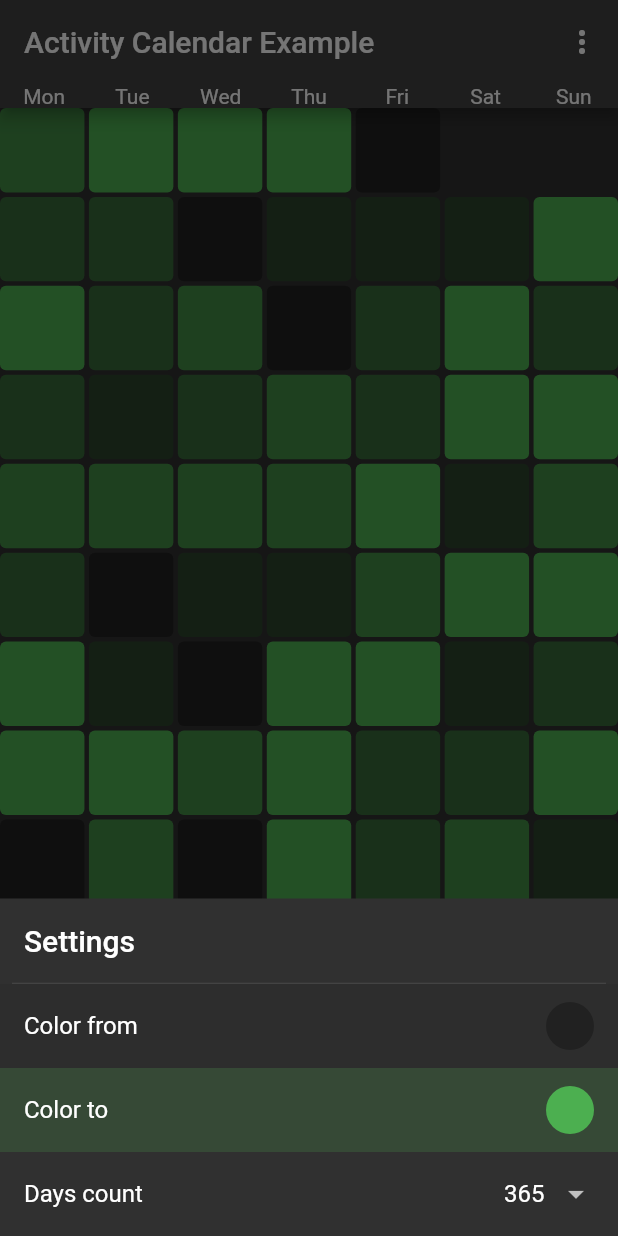
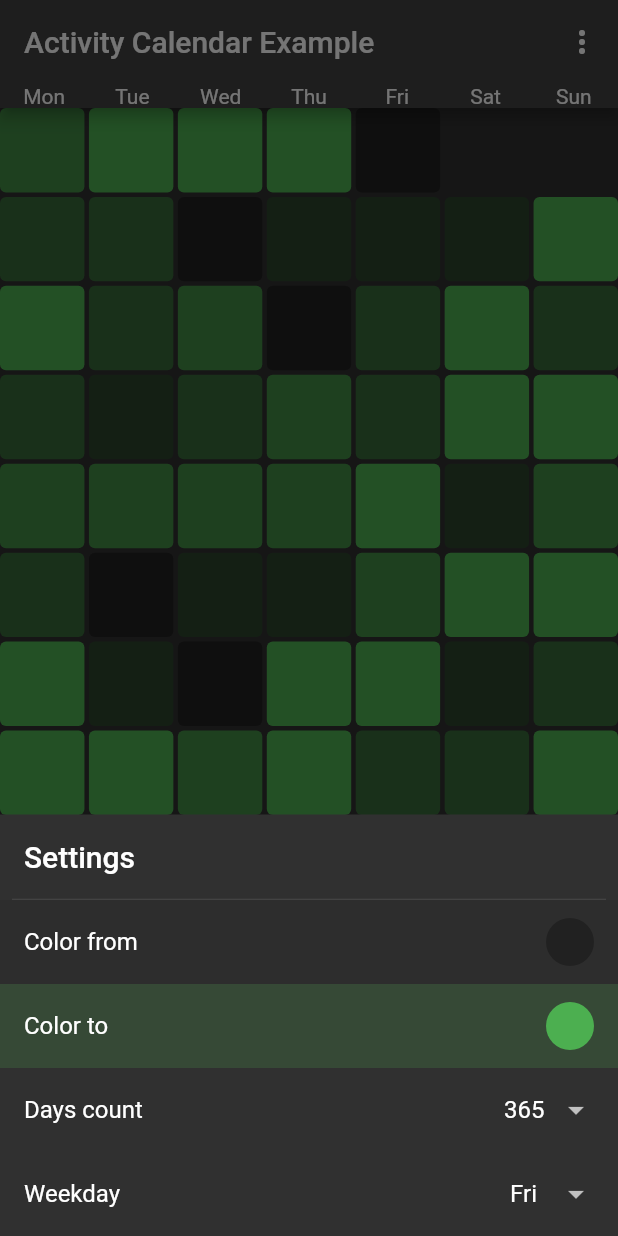
Before and after one commit to Vorkytaka/activity_calendar, a Flutter app: the screen it shows after launch, after a tap on the "more vert" icon, on a phone screen of 412 x 824 dp. Run offline on Flutter 3.47's test engine with Material 2 defaults, Android fonts, the phone set to English and light mode, and no system bars.

Commit message:
• Select weekday

```diff
--- a/example/lib/main.dart
+++ b/example/lib/main.dart
@@ -104,6 +104,28 @@ class ExampleApp extends StatelessWidget {
                             ),
                           ),
                         ),
+                        ListTile(
+                          title: const Text('Weekday'),
+                          trailing: DropdownButtonHideUnderline(
+                            child: DropdownButton<int>(
+                              value: _sharedWeekday(context),
+                              items: [
+                                for (int i = 0; i < _weekdays.length; i++)
+                                  DropdownMenuItem(
+                                    value: i + 1,
+                                    child: Text(_weekdayFormat.format(
+                                      _weekdays[i],
+                                    )),
+                                  ),
+                              ],
+                              onChanged: (value) => SharedAppData.setValue(
+                                context,
+                                _weekdayKey,
+                                value,
+                              ),
+                            ),
+                          ),
+                        ),
                       ],
                     ),
                   );
@@ -129,6 +151,7 @@ class ExampleApp extends StatelessWidget {
             toColor: _sharedToColor(context),
             steps: 5,
             borderRadius: BorderRadius.circular(4),
+            weekday: _sharedWeekday(context),
           ),
           bottomNavigationBar: BottomNavigationBar(
             items: const [
@@ -159,6 +182,7 @@ class ExampleApp extends StatelessWidget {
 final Object _fromColorKey = Object();
 final Object _toColorKey = Object();
 final Object _daysCountKey = Object();
+final Object _weekdayKey = Object();
 
 Color _sharedFromColor(BuildContext context) =>
     SharedAppData.getValue<Object, Color>(
@@ -178,6 +202,12 @@ int _sharedDaysCount(BuildContext context) => SharedAppData.getValue(
       context,
       _daysCountKey,
       () => 365,
+    );
+
+int _sharedWeekday(BuildContext context) => SharedAppData.getValue(
+      context,
+      _weekdayKey,
+      () => DateTime.now().weekday,
     );
 
 class _ColorMenuItem extends StatelessWidget {
```
